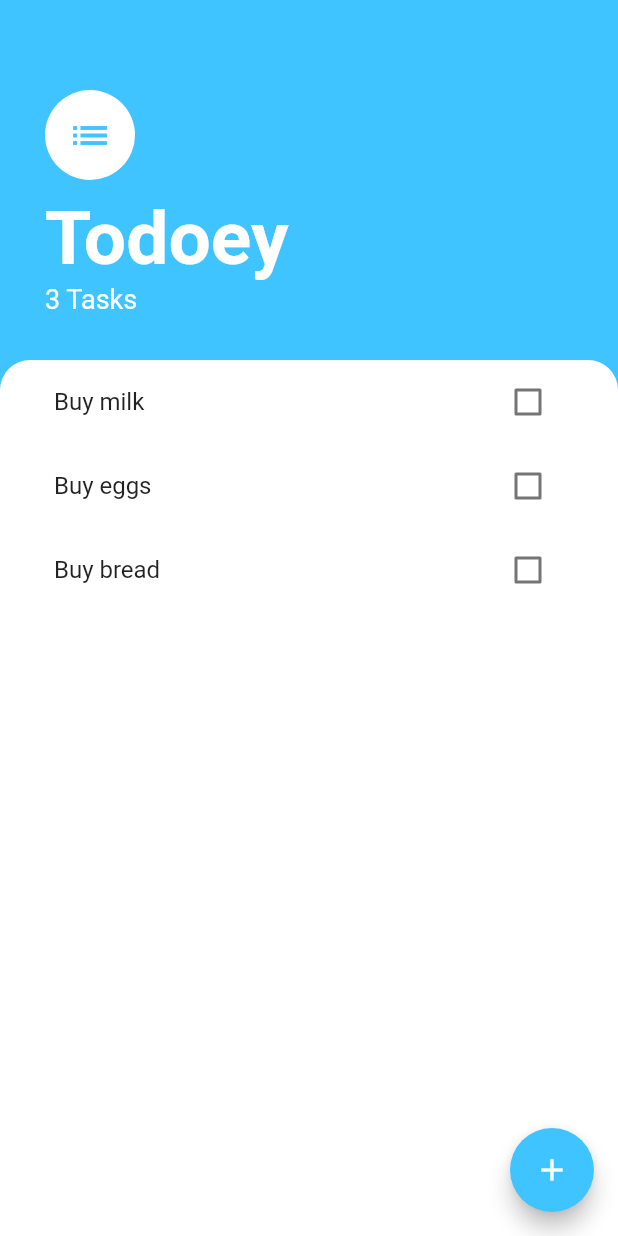
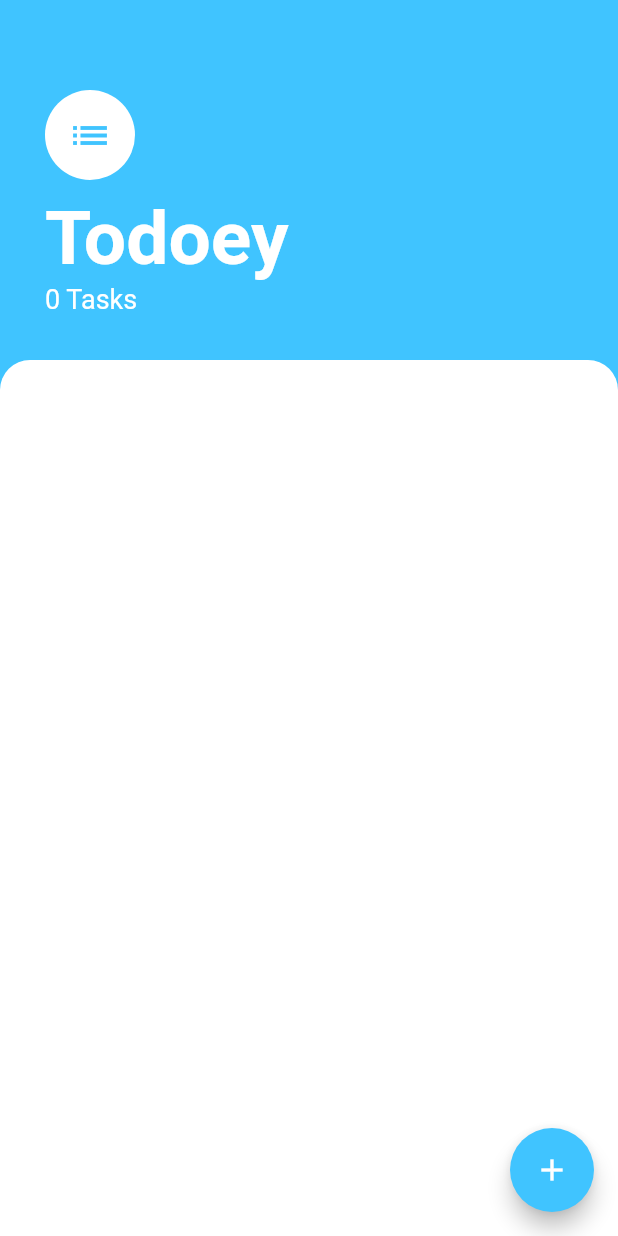
Before and after one commit to HarmanSran/clothing, a Flutter app: the screen it shows after launch, on a phone screen of 412 x 824 dp. Run offline on Flutter 3.47's test engine with Material 2 defaults, Android fonts, the light colour scheme and no system bars; our stand-ins replace animated_text_kit, audioplayers, cloud_firestore, firebase_auth, firebase_core, flutter_spinkit and 4 more; accounts and stored records are empty.

Commit message:
rename tasks screen

```diff
--- a/todoey/lib/main.dart
+++ b/todoey/lib/main.dart
@@ -1,5 +1,5 @@
 import 'package:flutter/material.dart';
-import 'package:todoey/screens/tasks.dart';
+import 'package:todoey/screens/tasks_screen.dart';
 
 void main() {
   runApp(const MyApp());
--- a/todoey/lib/screens/tasks.dart
+++ b/todoey/lib/screens/tasks_screen.dart
@@ -11,11 +11,7 @@ class TasksScreen extends StatefulWidget {
 }
 
 class _TasksScreenState extends State<TasksScreen> {
-  List<Task> tasks = [
-    Task(name: 'Buy milk'),
-    Task(name: 'Buy eggs'),
-    Task(name: 'Buy bread'),
-  ];
+  List<Task> tasks = [];
 
   void handleToggle(int index) {
     setState(() {
```
